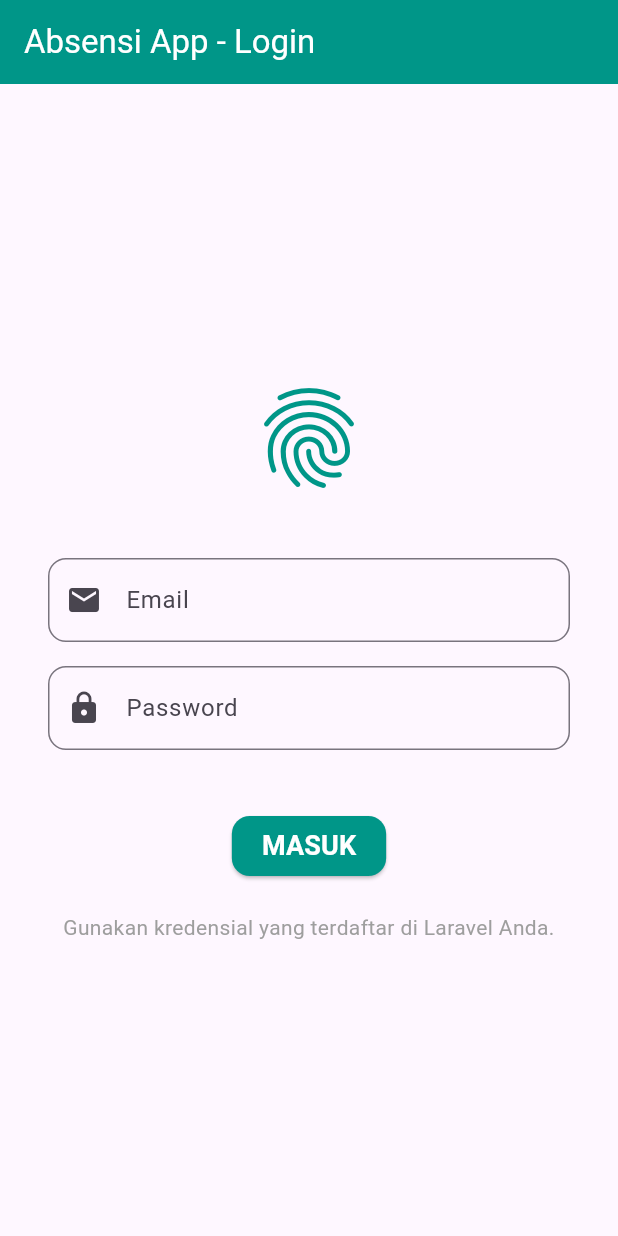
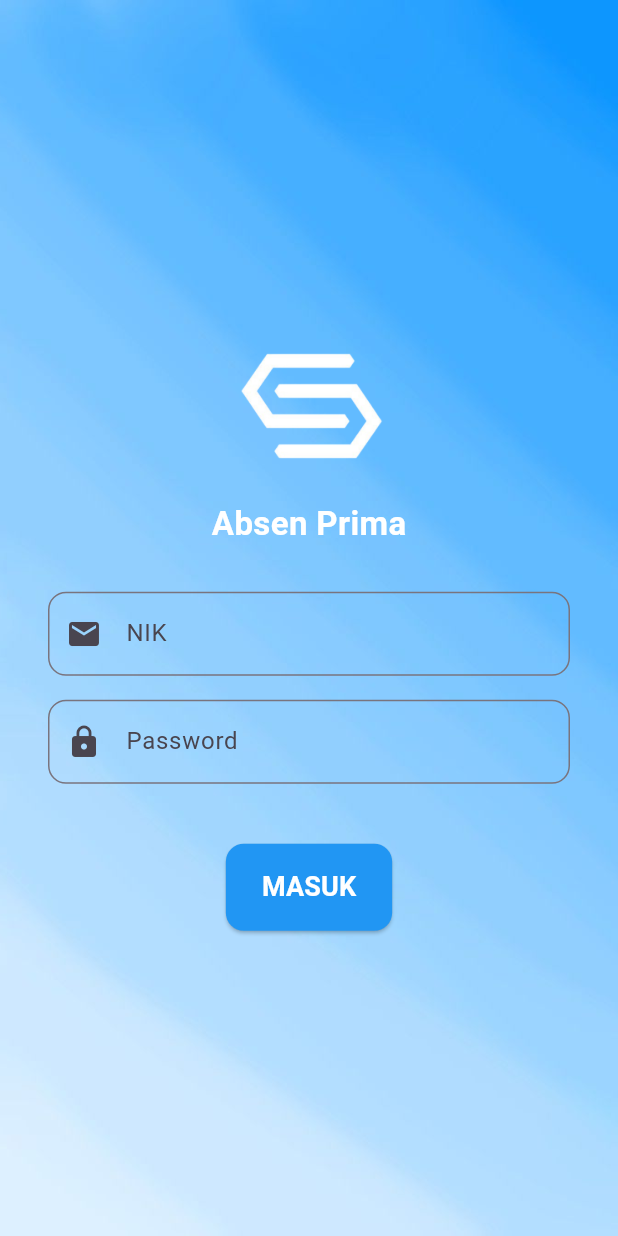
Before and after one commit to Stn77/hohohihe, a Flutter app: the screen it shows after launch, on a phone screen of 412 x 824 dp. Run offline on Flutter 3.47's test engine with Material 3 defaults, Android fonts, the phone set to English and light mode, and no system bars; our stand-ins replace shared_preferences.

Commit message:
perubahan view tampilan login dan home

```diff
--- a/lib/pages/login_page.dart
+++ b/lib/pages/login_page.dart
@@ -19,7 +19,7 @@ class _LoginPageState extends State<LoginPage> {
     ScaffoldMessenger.of(context).showSnackBar(
       SnackBar(
         content: Text(msg),
-        backgroundColor: isError ? Colors.red.shade700 : Colors.teal,
+        backgroundColor: isError ? Colors.red.shade700 : Colors.blue.shade700,
       ),
     );
   }
@@ -53,26 +53,50 @@ class _LoginPageState extends State<LoginPage> {
   @override
   Widget build(BuildContext context) {
     return Scaffold(
-      appBar: AppBar(
-        title: const Text('Absensi App - Login'),
-        backgroundColor: Colors.teal,
-        foregroundColor: Colors.white,
+      appBar: null,
+      body: Container(
+        width: double.infinity,
+        height: double.infinity,
+        decoration: BoxDecoration(
+          image: DecorationImage(
+            image: AssetImage("assets/images/bg.jpeg"),
+            fit: BoxFit.cover,
           ),
-      body: Center(
+        ),
+        child: Center(
           child: SingleChildScrollView(
             padding: const EdgeInsets.all(32),
             child: Column(
               mainAxisAlignment: MainAxisAlignment.center,
               children: [
-              const Icon(Icons.fingerprint, size: 80, color: Colors.teal),
-              const SizedBox(height: 40),
+                Image.asset('assets/images/logo.png', width: 130, height: 130),
+                // const SizedBox(height: 10),
+                const Text(
+                  "Absen Prima",
+                  style: TextStyle(
+                    fontSize: 22,
+                    fontWeight: FontWeight.bold,
+                    color: Colors.white,
+                  ),
+                ),
+                const SizedBox(height: 30),
+
+                Container(
+                  // padding: const EdgeInsets.all(24),
+                  // decoration: BoxDecoration(
+                  //   color: Colors.white.withOpacity(0.85),
+                  //   borderRadius: BorderRadius.circular(16),
+                  // ),
+                  child: Column(
+                    children: [
                       TextField(
                         controller: _emailController,
                         decoration: const InputDecoration(
-                  labelText: "Email",
+                          labelText: "NIK",
                           prefixIcon: Icon(Icons.email),
                           border: OutlineInputBorder(
-                      borderRadius: BorderRadius.all(Radius.circular(12))),
+                            borderRadius: BorderRadius.all(Radius.circular(12)),
+                          ),
                         ),
                       ),
                       const SizedBox(height: 16),
@@ -83,34 +107,37 @@ class _LoginPageState extends State<LoginPage> {
                           labelText: "Password",
                           prefixIcon: Icon(Icons.lock),
                           border: OutlineInputBorder(
-                      borderRadius: BorderRadius.all(Radius.circular(12))),
+                            borderRadius: BorderRadius.all(Radius.circular(12)),
+                          ),
                         ),
                       ),
                       const SizedBox(height: 40),
-              _isLoading
-                  ? const CircularProgressIndicator()
-                  : ElevatedButton(
+                      ElevatedButton(
                         onPressed: _handleLogin,
                         style: ElevatedButton.styleFrom(
-                        backgroundColor: Colors.teal,
-                        foregroundColor: Colors.white,
-                        padding: const EdgeInsets.symmetric(horizontal: 20, vertical: 1),
+                          backgroundColor: Colors.blue,
+                          padding: const EdgeInsets.symmetric(
+                            vertical: 16,
+                            horizontal: 24,
+                          ),
                           shape: RoundedRectangleBorder(
                             borderRadius: BorderRadius.circular(12),
                           ),
                         ),
                         child: const Text(
                           "MASUK",
-                        style: TextStyle(fontSize: 18, fontWeight: FontWeight.bold),
+                          style: TextStyle(
+                            fontSize: 18,
+                            fontWeight: FontWeight.bold,
+                            color: Colors.white,
                           ),
                         ),
-              const SizedBox(height: 20),
-              const Text(
-                'Gunakan kredensial yang terdaftar di Laravel Anda.',
-                textAlign: TextAlign.center,
-                style: TextStyle(color: Colors.grey),
                       ),
                     ],
+                  ),
+                ),
+              ],
+            ),
           ),
         ),
       ),
```
Also changed, not shown: lib/pages/home_page.dart (+58 -12 lines). Lines whose indentation alone changed are shown as unchanged.
